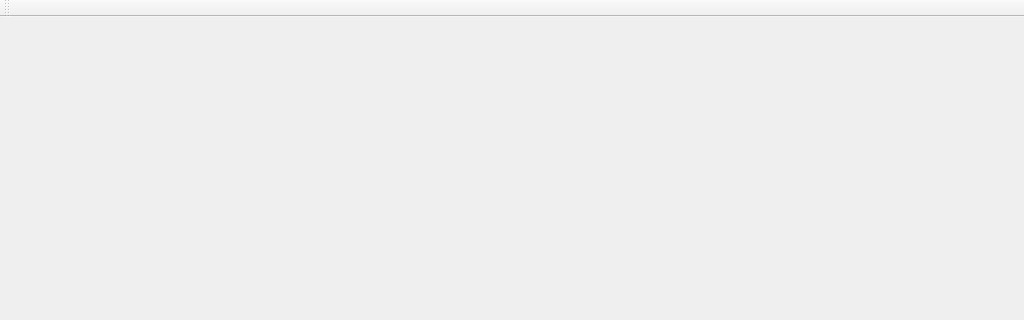
The window that mainwindow.ui (madmaps/QTWordSearch) describes before a commit, drawn with Qt 5; both pictures show x 0 to 1024 and y 0 to 320 of the 1024 by 768 pixel window.
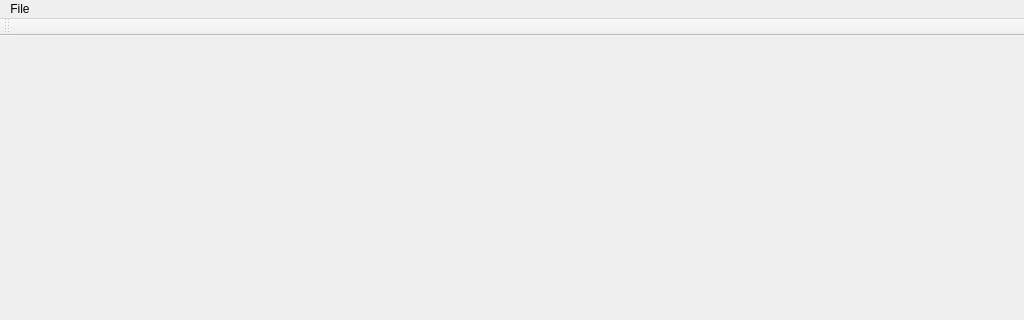
The same window after the commit.

Patch:
```diff
--- a/mainwindow.ui
+++ b/mainwindow.ui
@@ -23,6 +23,13 @@
      <height>25</height>
     </rect>
    </property>
+   <widget class="QMenu" name="menuFile">
+    <property name="title">
+     <string>File</string>
+    </property>
+    <addaction name="actionNew_Game"/>
+   </widget>
+   <addaction name="menuFile"/>
   </widget>
   <widget class="QToolBar" name="mainToolBar">
    <attribute name="toolBarArea">
```
Left out of the diff: 5 changed lines with no effect on the pictures.
